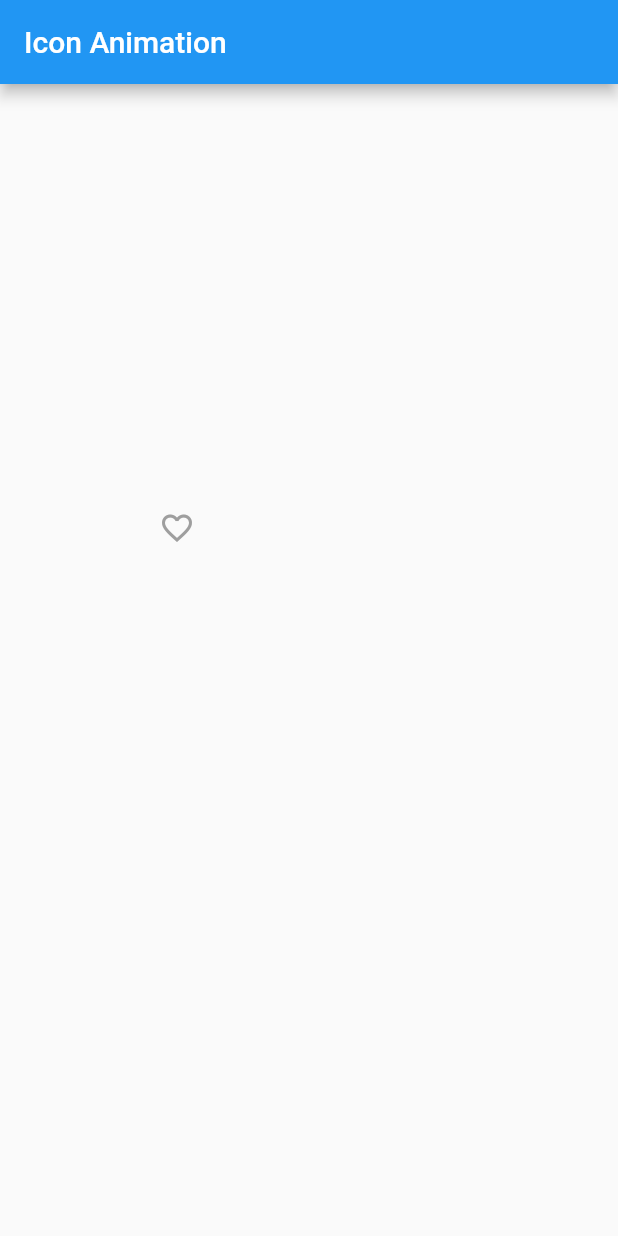
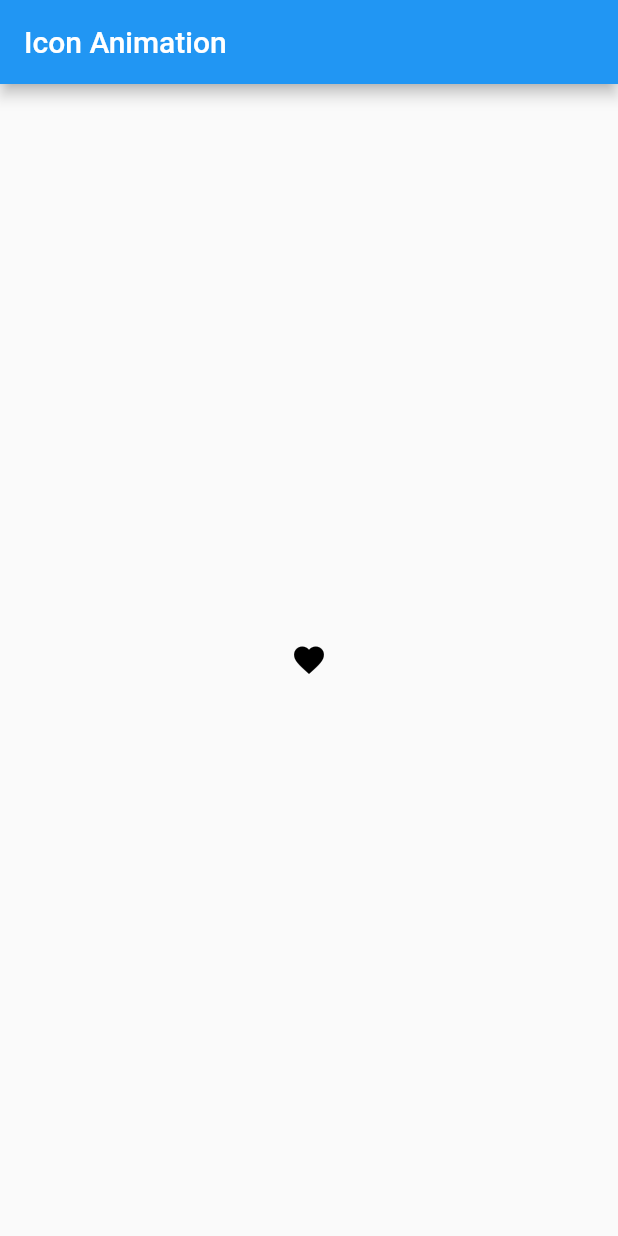
Before and after one commit to RikitoNoto/flutter_animated_icon_button, a Flutter app: the screen it shows after launch, on a phone screen of 412 x 824 dp. Run offline on Flutter 3.47's test engine with Material 2 defaults, Android fonts, the phone set to English and light mode, and no system bars.

Commit message:
create tap fille icon

```diff
--- a/example/lib/main.dart
+++ b/example/lib/main.dart
@@ -1,4 +1,5 @@
 import 'package:flutter/material.dart';
+import 'package:flutter_animated_icon_button/tap_fill_icon.dart';
 
 void main() {
   runApp(TapIconApp());
@@ -10,7 +11,11 @@ class TapIconApp extends StatelessWidget {
   @override
   Widget build(BuildContext context) {
     return const MaterialApp(
-      home: TapIconAnimation(),
+      home: TapFillIcon(
+        borderIcon: Icons.favorite_border,
+        fillIcon: Icons.favorite,
+        initialPushed: true,
+      ),
     );
   }
 }
--- /dev/null
+++ b/lib/tap_fill_icon.dart
@@ -0,0 +1,105 @@
+import 'package:flutter/material.dart';
+
+class TapFillIcon extends StatefulWidget {
+  const TapFillIcon({
+    required this.fillIcon,
+    required this.borderIcon,
+    this.fillColor = Colors.black,
+    this.borderColor = Colors.grey,
+    this.animateDuration = const Duration(milliseconds: 300),
+    this.initialPushed = false,
+    this.animationController,
+    this.animationCurve = Curves.easeOutBack,
+    this.onTap,
+    this.onPush,
+    this.onPull,
+    super.key,
+  });
+  static const icon = Icons.favorite;
+
+  final IconData fillIcon;
+  final IconData borderIcon;
+  final Color fillColor;
+  final Color borderColor;
+  final Duration animateDuration;
+  final bool initialPushed;
+  final AnimationController? animationController;
+  final Curve animationCurve;
+  final void Function()? onTap;
+  final void Function()? onPush;
+  final void Function()? onPull;
+
+  @override
+  TapFillIconState createState() => TapFillIconState();
+}
+
+class TapFillIconState extends State<TapFillIcon>
+    with SingleTickerProviderStateMixin {
+  late AnimationController _controller;
+  bool _isPushed = false;
+
+  @override
+  void initState() {
+    if (widget.animationController != null) {
+      _controller = widget.animationController!;
+    } else {
+      _controller = AnimationController(
+        vsync: this,
+        duration: widget.animateDuration,
+        lowerBound: 0.0,
+        upperBound: 1.0,
+      );
+    }
+    _controller.addListener(() {
+      if (mounted) {
+        setState(() {});
+      }
+    });
+
+    if (widget.initialPushed) {
+      _isPushed = true;
+      _controller.value = _controller.upperBound;
+    }
+    super.initState();
+  }
+
+  @override
+  Widget build(BuildContext context) {
+    return Scaffold(
+      appBar: AppBar(title: const Text('Icon Animation')),
+      body: Center(
+        child: GestureDetector(
+          onTap: () {
+            widget.onTap?.call();
+            if (_isPushed) {
+              widget.onPull?.call();
+              _controller.value = _controller.lowerBound;
+            } else {
+              widget.onPush?.call();
+              _controller.forward();
+            }
+
+            _isPushed = !_isPushed;
+          },
+          child: Stack(
+            children: [
+              Icon(
+                widget.borderIcon,
+                color: widget.borderColor,
+              ),
+              Transform.scale(
+                scale: CurvedAnimation(
+                        parent: _controller, curve: widget.animationCurve)
+                    .drive(Tween(
+                        begin: _controller.lowerBound,
+                        end: _controller.upperBound))
+                    .value,
+                child: Icon(widget.fillIcon, color: widget.fillColor),
+              ),
+            ],
+          ),
+        ),
+      ),
+    );
+  }
+}
```
